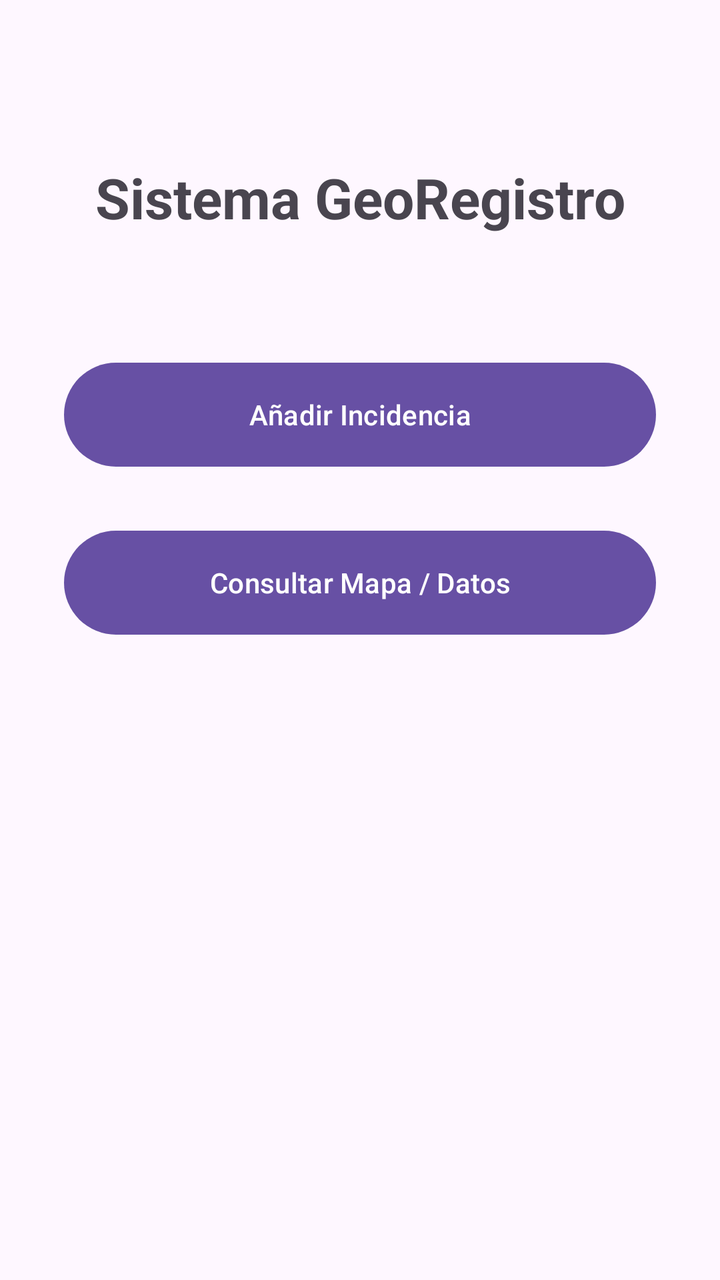
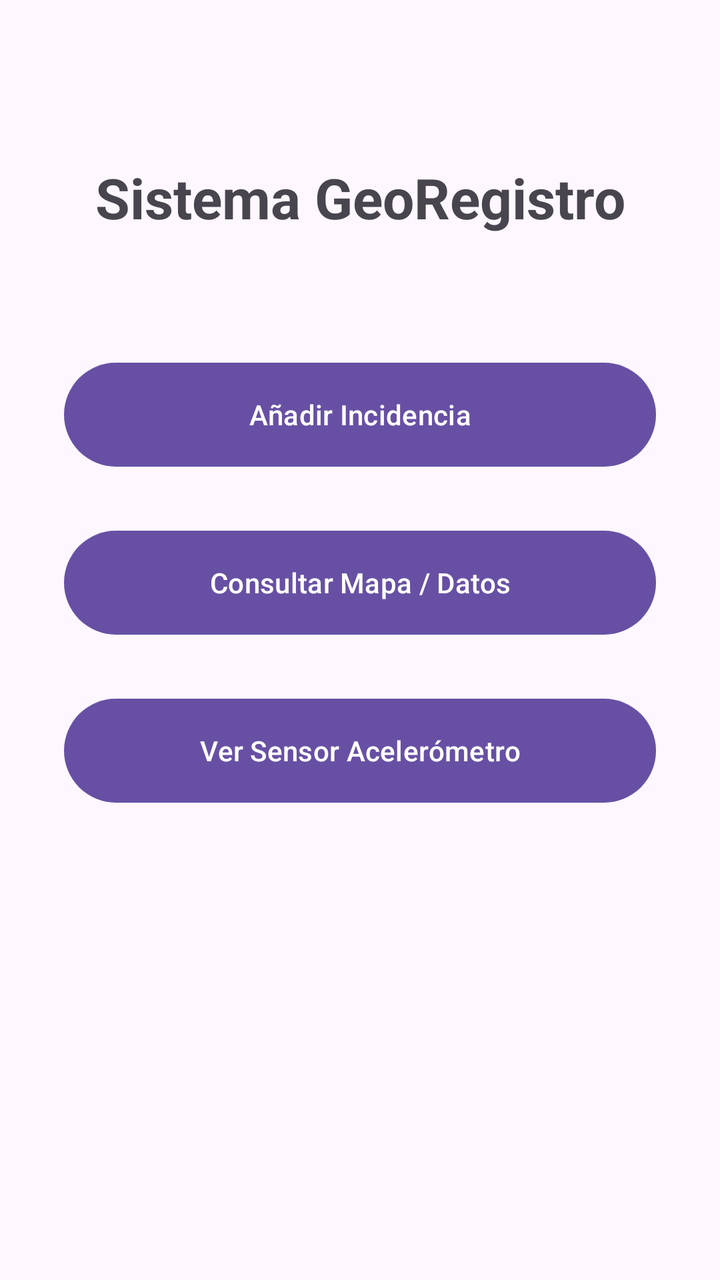

An Android layout rendered at two revisions. The XML below is the earlier revision; the diff shows what the commit changed to produce the second picture.
<!-- AndroidManifest.xml: application theme Theme.GeoRegistro -->
<!-- res/layout/activity_main.xml -->
<?xml version="1.0" encoding="utf-8"?>
<androidx.constraintlayout.widget.ConstraintLayout xmlns:android="http://schemas.android.com/apk/res/android"
    xmlns:app="http://schemas.android.com/apk/res-auto"
    xmlns:tools="http://schemas.android.com/tools"
    android:layout_width="match_parent"
    android:layout_height="match_parent"
    tools:context=".MainActivity">

    <TextView
        android:id="@+id/tvTituloPrincipal"
        android:layout_width="wrap_content"
        android:layout_height="wrap_content"
        android:layout_marginTop="80dp"
        android:text="Sistema GeoRegistro"
        android:textSize="28sp"
        android:textStyle="bold"
        app:layout_constraintEnd_toEndOf="parent"
        app:layout_constraintStart_toStartOf="parent"
        app:layout_constraintTop_toTopOf="parent" />

    <Button
        android:id="@+id/botonNuevaIncidencia"
        android:layout_width="0dp"
        android:layout_height="60dp"
        android:layout_marginStart="32dp"
        android:layout_marginTop="60dp"
        android:layout_marginEnd="32dp"
        android:text="Añadir Incidencia"
        app:layout_constraintEnd_toEndOf="parent"
        app:layout_constraintStart_toStartOf="parent"
        app:layout_constraintTop_toBottomOf="@+id/tvTituloPrincipal" />

    <Button
        android:id="@+id/botonVerUbicaciones"
        android:layout_width="0dp"
        android:layout_height="60dp"
        android:layout_marginStart="32dp"
        android:layout_marginTop="24dp"
        android:layout_marginEnd="32dp"
        android:text="Consultar Mapa / Datos"
        app:layout_constraintEnd_toEndOf="parent"
        app:layout_constraintStart_toStartOf="parent"
        app:layout_constraintTop_toBottomOf="@+id/botonNuevaIncidencia" />

</androidx.constraintlayout.widget.ConstraintLayout>
<!-- resources referenced by this layout -->
<resources>
  <style name="Theme.GeoRegistro" parent="Base.Theme.GeoRegistro" />
  <style name="Base.Theme.GeoRegistro" parent="Theme.Material3.DayNight.NoActionBar">
          
          
      </style>
</resources>

<!-- the commit's change to res/layout/activity_main.xml (unified diff, before → after) -->
@@ -42,4 +42,17 @@
         app:layout_constraintStart_toStartOf="parent"
         app:layout_constraintTop_toBottomOf="@+id/botonNuevaIncidencia" />
 
+    
+    <Button
+        android:id="@+id/botonVerSensor"
+        android:layout_width="0dp"
+        android:layout_height="60dp"
+        android:layout_marginStart="32dp"
+        android:layout_marginTop="24dp"
+        android:layout_marginEnd="32dp"
+        android:text="Ver Sensor Acelerómetro"
+        app:layout_constraintEnd_toEndOf="parent"
+        app:layout_constraintStart_toStartOf="parent"
+        app:layout_constraintTop_toBottomOf="@+id/botonVerUbicaciones" />
+
 </androidx.constraintlayout.widget.ConstraintLayout>
